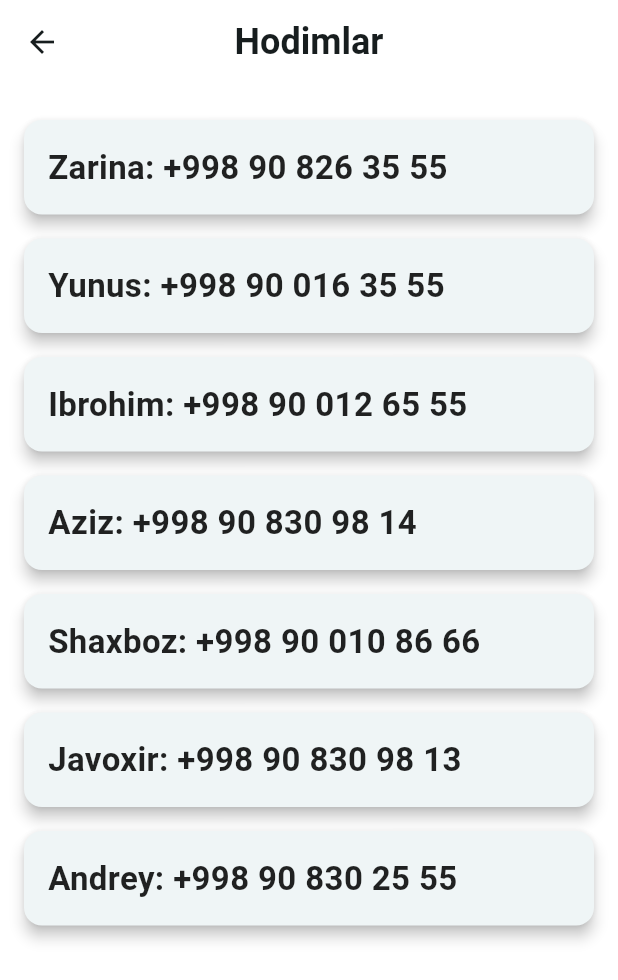
After one commit to Zoyidov/price_calculate, a Flutter app: the SomeData screen opened directly, after a tap on "Hodimlar", on a phone screen of 412 x 824 dp. The commit adds this screen. Shown: the top 980 px of the screen. Run offline on Flutter 3.47's test engine with Material 3 defaults, Android fonts, the phone set to English and light mode, and no system bars; our stand-ins replace firebase_core, flutter_xlider; accounts and stored records are empty; statements that could not run were skipped.

Commit message:
some additions added

```diff
--- a/lib/main.dart
+++ b/lib/main.dart
@@ -34,6 +34,7 @@ class MainApp extends StatelessWidget {
       ),
       scaffoldBackgroundColor: Colors.white,
       appBarTheme: const AppBarTheme(
+        centerTitle: true,
         backgroundColor: Colors.white,
         elevation: 0,
         scrolledUnderElevation: 0,
@@ -65,6 +66,7 @@ class MainApp extends StatelessWidget {
       ),
       scaffoldBackgroundColor: Colors.black,
       appBarTheme: const AppBarTheme(
+        centerTitle: true,
         backgroundColor: Colors.black,
         elevation: 0,
         scrolledUnderElevation: 0,
--- a/lib/presentation/byd_calculator_screen/byd_calculator_screen.dart
+++ b/lib/presentation/byd_calculator_screen/byd_calculator_screen.dart
@@ -117,7 +117,7 @@ class _BydCalculatorScreenState extends State<BydCalculatorScreen> {
             TextField(
               keyboardType: TextInputType.number,
               decoration: const InputDecoration(
-                hintText: 'Enter rate in Sum',
+                hintText: 'kWh narxini kiriting',
                 border: OutlineInputBorder(),
               ),
               onChanged: (value) {
--- a/lib/presentation/model_selection/model_selection.dart
+++ b/lib/presentation/model_selection/model_selection.dart
@@ -51,7 +51,7 @@ class ModelSelectionScreen extends StatelessWidget {
               child: TextField(
                 controller: kWhController,
                 decoration: const InputDecoration(
-                  labelText: 'Enter kWh',
+                  labelText: 'kWh ni kiriting',
                   border: OutlineInputBorder(),
                 ),
                 keyboardType: TextInputType.number,
--- /dev/null
+++ b/lib/presentation/some_data/some_data.dart
@@ -0,0 +1,186 @@
+import 'package:flutter/material.dart';
+
+class SomeData extends StatelessWidget {
+  final List<Category> categories = [
+    Category(
+      name: 'Hodimlar',
+      icon: Icons.people,
+      details: [
+        'Zarina: +998 90 826 35 55',
+        'Yunus: +998 90 016 35 55',
+        'Ibrohim: +998 90 012 65 55',
+        'Aziz: +998 90 830 98 14',
+        'Shaxboz: +998 90 010 86 66',
+        'Javoxir: +998 90 830 98 13',
+        'Andrey: +998 90 830 25 55',
+      ],
+    ),
+    Category(
+      name: 'Stansiya narxlari',
+      icon: Icons.monetization_on,
+      details: [
+        "36 kWh -> 1.999 so'm",
+        "40 kWh -> 2.222 so'm",
+        "120 kWh -> 2.555 so'm",
+        "160 kWh -> 2.666 so'm",
+        "200 kWh - 240 kWh -> 2.777 so'm",
+      ],
+    ),
+    Category(
+      name: 'Avtomobil kWh',
+      icon: Icons.electric_car,
+      details: [
+        "BYD Chazor: 18.3",
+        "BYD E6: 60.0",
+        "BYD Han EV: 77.0",
+        "BYD Tang EV: 100.0",
+        "BYD Qin Plus EV: 65.0",
+        "BYD Song Plus EV: 82.8",
+        "BYD Dolphin: 60.0",
+        "BYD Han EV: 82.5",
+        "BYD Yuan EV: 60.0",
+        "BYD Seal: 82.5",
+      ],
+    ),
+    Category(
+      name: 'Boshqa xizmatlar',
+      icon: Icons.miscellaneous_services,
+      details: [
+        "Servis xizmati: Doniyor +998 90 022 08 88",
+        "BYD Megawatt: Muslima +998 90 010 44 04",
+      ],
+    ),
+
+  ];
+
+  @override
+  Widget build(BuildContext context) {
+    return Scaffold(
+      appBar: AppBar(
+        title: const Text('Ma\'lumotlar', style: TextStyle(color: Colors.white)),
+      ),
+      body: Center(
+        child: LayoutBuilder(
+          builder: (context, constraints) {
+            double width = constraints.maxWidth;
+
+            int crossAxisCount = width < 600 ? 2 : 4;
+
+            return GridView.builder(
+              padding: const EdgeInsets.all(16.0),
+              gridDelegate: SliverGridDelegateWithFixedCrossAxisCount(
+                crossAxisCount: crossAxisCount,
+                childAspectRatio: 1.0,
+                crossAxisSpacing: 10,
+                mainAxisSpacing: 10,
+              ),
+              itemCount: categories.length,
+              itemBuilder: (context, index) {
+                return MouseRegion(
+                  onEnter: (_) => _showInkEffect(index),
+                  onExit: (_) => _hideInkEffect(index),
+                  child: InkWell(
+                    onTap: () {
+                      Navigator.push(
+                        context,
+                        MaterialPageRoute(
+                          builder: (context) => CategoryDetailScreen(category: categories[index]),
+                        ),
+                      );
+                    },
+                    borderRadius: BorderRadius.circular(15),
+                    child: Card(
+                      elevation: 5,
+                      shape: RoundedRectangleBorder(
+                        borderRadius: BorderRadius.circular(15),
+                      ),
+                      child: Column(
+                        mainAxisAlignment: MainAxisAlignment.center,
+                        children: [
+                          Icon(categories[index].icon, size: 50, color: Colors.teal),
+                          const SizedBox(height: 6.0),
+                          Flexible(
+                              child: Text(categories[index].name,textAlign: TextAlign.center, style: const TextStyle(fontSize: 22, fontWeight: FontWeight.bold))),
+                        ],
+                      ),
+                    ),
+                  ),
+                );
+              },
+            );
+          },
+        ),
+      ),
+    );
+  }
+
+  void _showInkEffect(int index) {
+  }
+
+  void _hideInkEffect(int index) {
+  }
+}
+
+class Category {
+  final String name;
+  final IconData icon;
+  final List<String> details;
+
+  Category({required this.name, required this.icon, required this.details});
+}
+
+
+class CategoryDetailScreen extends StatelessWidget {
+  final Category category;
+
+  const CategoryDetailScreen({required this.category});
+
+  @override
+  Widget build(BuildContext context) {
+    return Scaffold(
+      appBar: AppBar(
+        title: Text(
+          category.name,
+          style: const TextStyle( fontSize: 24, fontWeight: FontWeight.bold),
+        ),
+        centerTitle: true,
+      ),
+      body: Padding(
+        padding: const EdgeInsets.all(16.0),
+        child: ListView.builder(
+          itemCount: category.details.length,
+          itemBuilder: (context, index) {
+            return Card(
+              margin: const EdgeInsets.symmetric(vertical: 8.0),
+              elevation: 4,
+              shape: RoundedRectangleBorder(
+                borderRadius: BorderRadius.circular(12),
+              ),
+              child: InkWell(
+                onTap: () {
+                  // Add any tap response logic here if needed
+                },
+                borderRadius: BorderRadius.circular(12),
+                child: Padding(
+                  padding: const EdgeInsets.all(16.0),
+                  child: Column(
+                    crossAxisAlignment: CrossAxisAlignment.start,
+                    children: [
+                      Text(
+                        category.details[index],
+                        style: const TextStyle(
+                          fontSize: 22,
+                          fontWeight: FontWeight.bold,
+                        ),
+                      ),
+                    ],
+                  ),
+                ),
+              ),
+            );
+          },
+        ),
+      ),
+    );
+  }
+}
--- a/pubspec.yaml
+++ b/pubspec.yaml
@@ -11,6 +11,9 @@ dependencies:
     sdk: flutter
   intl:
   firebase_core:
+  cloud_firestore:
+  cached_network_image:
+  zoom_tap_animation:
   flutter_xlider:
 
 dev_dependencies:
```
Also changed, not shown: lib/presentation/car_selection/car_selection.dart (+12 -6 lines), lib/presentation/add_category/add_category.dart (added), pubspec.lock, 4 other files.
